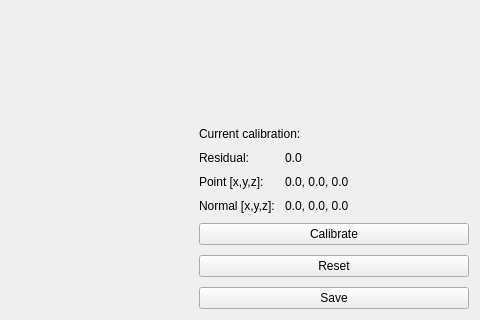
Above: core/spec_calib/forms/posecalibrationview.ui from versatran01/Galt before the change; both pictures show x 272 to 752 and y 114 to 434 of the 752 by 434 pixel window. Below: the same form after it.
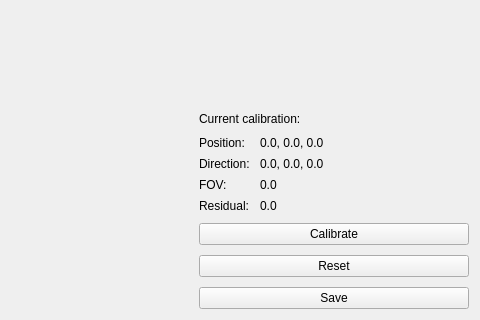
That is the form after the change. Custom widgets are drawn as their Qt base class.

```diff
--- a/core/spec_calib/forms/posecalibrationview.ui
+++ b/core/spec_calib/forms/posecalibrationview.ui
@@ -114,30 +114,22 @@
          <property name="sizeConstraint">
           <enum>QLayout::SetDefaultConstraint</enum>
          </property>
+         <property name="fieldGrowthPolicy">
+          <enum>QFormLayout::AllNonFixedFieldsGrow</enum>
+         </property>
          <property name="labelAlignment">
           <set>Qt::AlignLeading|Qt::AlignLeft|Qt::AlignVCenter</set>
          </property>
          <property name="formAlignment">
           <set>Qt::AlignLeading|Qt::AlignLeft|Qt::AlignTop</set>
          </property>
-         <item row="0" column="0">
-          <widget class="QLabel" name="label_4">
-           <property name="text">
-            <string>Residual:</string>
-           </property>
-          </widget>
-         </item>
-         <item row="0" column="1">
-          <widget class="QLabel" name="rSquared">
-           <property name="text">
-            <string>0.0</string>
-           </property>
-          </widget>
-         </item>
+         <property name="verticalSpacing">
+          <number>7</number>
+         </property>
          <item row="1" column="0">
           <widget class="QLabel" name="label_5">
            <property name="text">
-            <string>Point [x,y,z]:</string>
+            <string>Position:</string>
            </property>
           </widget>
          </item>
@@ -151,7 +143,7 @@
          <item row="2" column="0">
           <widget class="QLabel" name="label_7">
            <property name="text">
-            <string>Normal [x,y,z]:</string>
+            <string>Direction:</string>
            </property>
           </widget>
          </item>
@@ -162,6 +154,43 @@
            </property>
           </widget>
          </item>
+         <item row="4" column="0">
+          <widget class="QLabel" name="label_4">
+           <property name="sizePolicy">
+            <sizepolicy hsizetype="Preferred" vsizetype="Preferred">
+             <horstretch>0</horstretch>
+             <verstretch>0</verstretch>
+            </sizepolicy>
+           </property>
+           <property name="text">
+            <string>Residual:</string>
+           </property>
+           <property name="alignment">
+            <set>Qt::AlignLeading|Qt::AlignLeft|Qt::AlignVCenter</set>
+           </property>
+          </widget>
+         </item>
+         <item row="4" column="1">
+          <widget class="QLabel" name="rSquared">
+           <property name="text">
+            <string>0.0</string>
+           </property>
+          </widget>
+         </item>
+         <item row="3" column="0">
+          <widget class="QLabel" name="label_2">
+           <property name="text">
+            <string>FOV:</string>
+           </property>
+          </widget>
+         </item>
+         <item row="3" column="1">
+          <widget class="QLabel" name="label_6">
+           <property name="text">
+            <string>0.0</string>
+           </property>
+          </widget>
+         </item>
         </layout>
        </item>
        <item>
```
